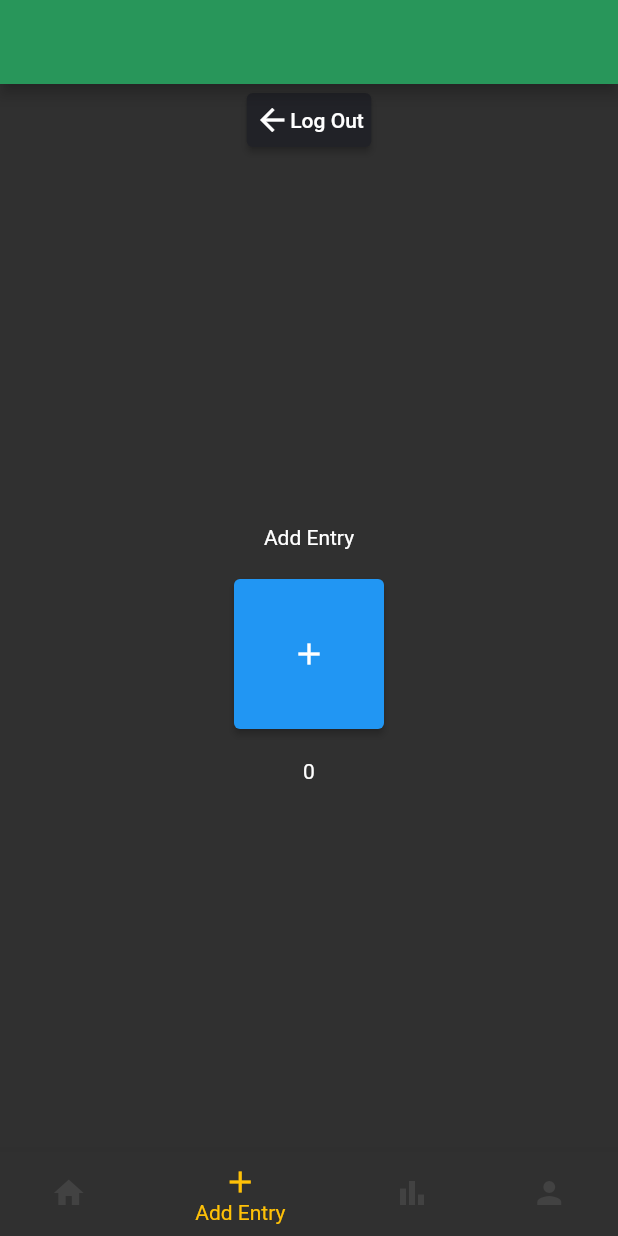
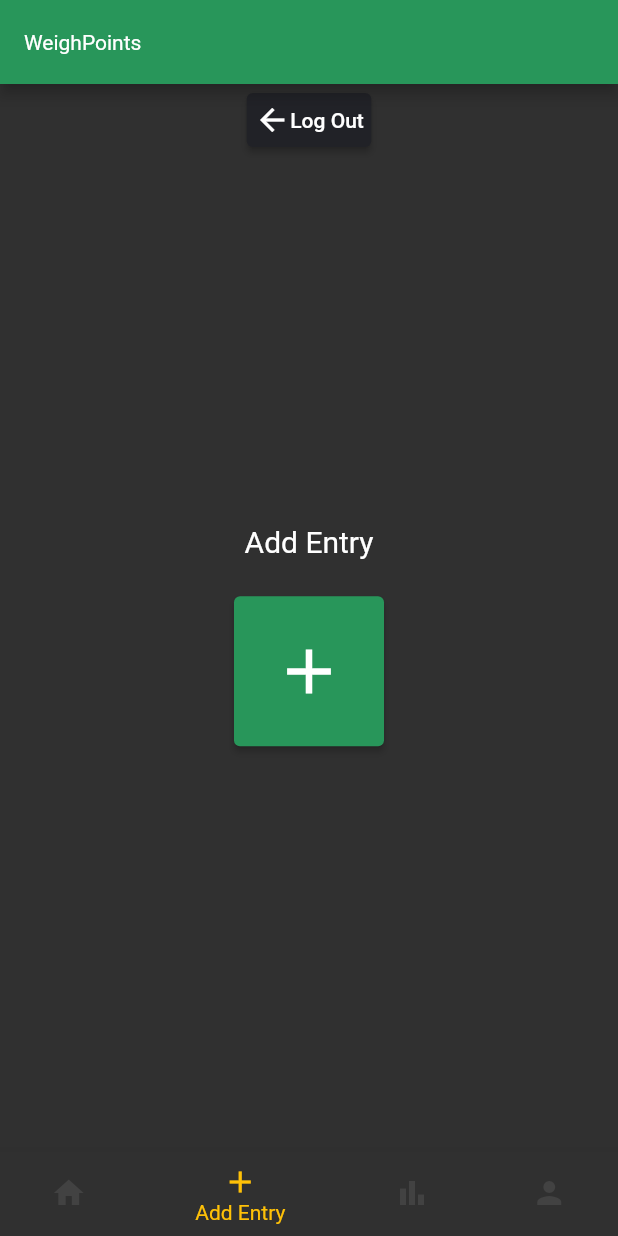
Before and after one commit to dompetriella/weighpoints, a Flutter app: the Account screen opened by its route, item 2 of the bottom bar chosen, on a phone screen of 412 x 824 dp. Run offline on Flutter 3.47's test engine with Material 2 defaults, Android fonts, the phone set to English and light mode, and no system bars; our stand-ins replace go_router, google_fonts.

Commit message:
added entry_add

```diff
--- a/lib/account.dart
+++ b/lib/account.dart
@@ -37,6 +37,9 @@ class _AccountState extends State<Account> {
       child: Scaffold(
         appBar: AppBar(
           backgroundColor: WPTheme.primary,
+          title: Text('WeighPoints'),
+          titleTextStyle: TextStyle(
+          ),
         ),
         bottomNavigationBar: BottomNavigationBar(
         selectedItemColor: Colors.amber,
--- a/lib/account_pages/add_entry.dart
+++ b/lib/account_pages/add_entry.dart
@@ -18,24 +18,54 @@ class _AddEntryState extends State<AddEntry> {
     });
   }
 
+  void entryCardPopup(context) {
+    showDialog(context: context,
+    builder: (BuildContext context) {
+      return AlertDialog();
+    });
+
+  }
+
   @override
   Widget build(BuildContext context) {
     return Column(
       mainAxisAlignment: MainAxisAlignment.center,
       crossAxisAlignment: CrossAxisAlignment.center,
       children: [
-        Text('Add Entry'),
+        Text(
+          'Add Entry',
+          style: TextStyle(
+            fontSize: 20,
+          ),
+        ),
         Padding(
-          padding: EdgeInsets.all(20),
+          padding: EdgeInsets.all(25),
           child: ElevatedButton(
-            onPressed: increaseNumber,
+            // onPressed: increaseNumber,
+            onPressed: () {
+              //entryCardPopup(context);
+              showDialog(
+                context: context,
+                builder: (BuildContext context) {
+                  return AlertDialog(
+                    content: Container(
+                      width: 300,
+                      height: 400,
+                    ),
+                  );
+                }
+              );
+            },
             style: ElevatedButton.styleFrom(
               minimumSize: Size(100, 100),
+              primary: WPTheme.primary
             ),
-            child: Icon(Icons.add)
+            child: const Icon(
+              Icons.add,
+              size: 50,
+            ),
           ),
         ),
-        Text('${iter}'),
       ],
     );
   }
```
Also changed, not shown: lib/components/add_entry_card.dart (added, +17 -0 lines).
